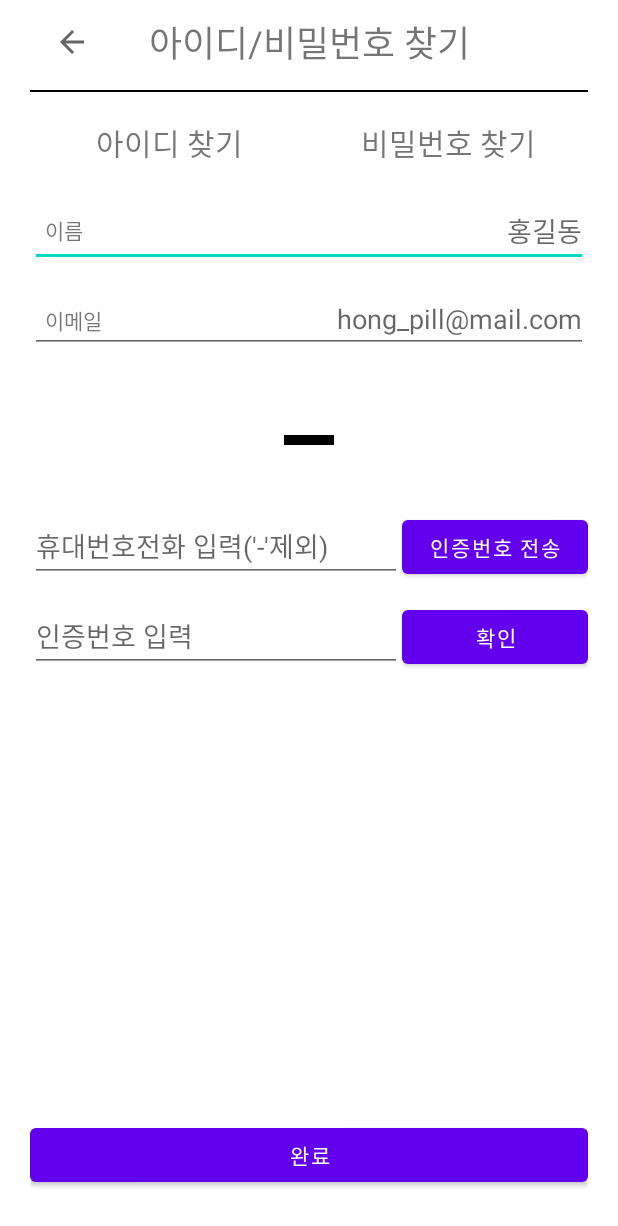
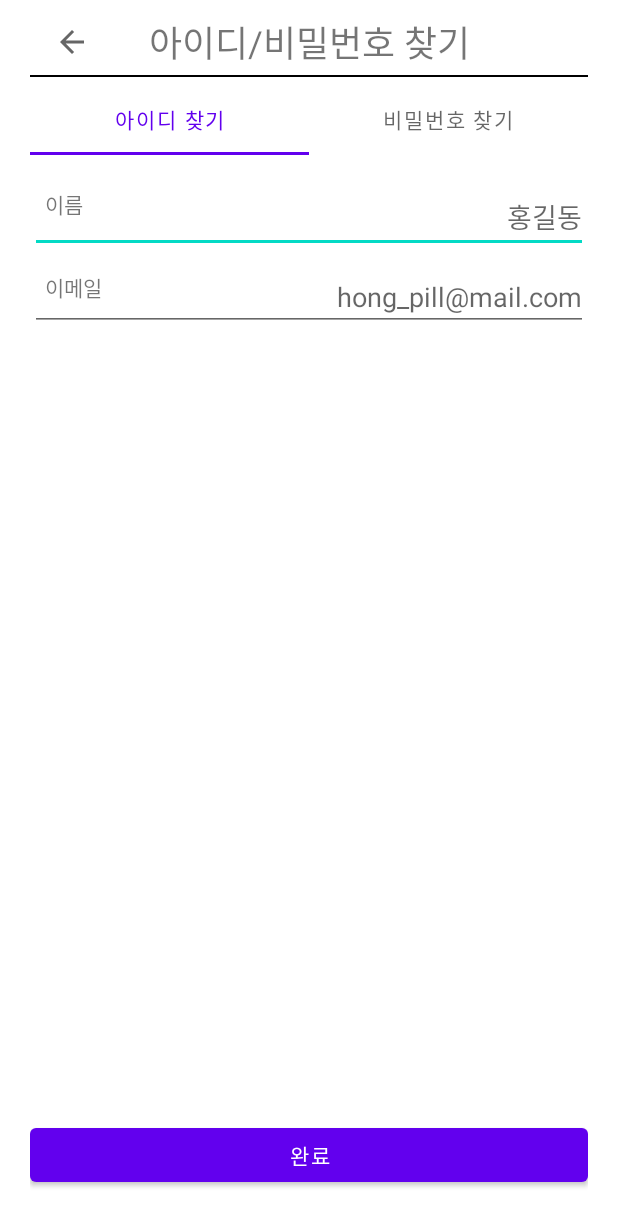
Before and after one commit to teamcadi/project-android-careapp, an Android app: the FindIdAndPwActivity screen opened directly, with no data from a screen before it, on a phone screen of 412 x 824 dp. Shown: the top 1226 px of the screen. Run offline under Robolectric (Android 15) with nearby library versions, the phone set to English and light mode, and no system bars.

Commit message:
Update: FindIdAndPwActivity 뷰 수정

```diff
--- a/app/src/main/java/kr/teamcadi/myapa/FindIdAndPwActivity.java
+++ b/app/src/main/java/kr/teamcadi/myapa/FindIdAndPwActivity.java
@@ -5,20 +5,85 @@ import androidx.appcompat.widget.Toolbar;
 
 import android.os.Bundle;
 import android.view.MenuItem;
+import android.view.View;
+import android.widget.Button;
+import android.widget.EditText;
+
+import com.google.android.material.tabs.TabLayout;
 
 // 화면 설명 : 아이디/비밀번호 찾기 화면
-// Author : Soohyun, Last Modified : 2020.12.27
+// Author : Soohyun, Last Modified : 2020.12.31
 public class FindIdAndPwActivity extends AppCompatActivity {
+    Toolbar toolbar;
+    TabLayout tabLayout;
+    View view_line;
+    EditText ev_phoneNumber;
+    Button btn_send_certificationNumber;
+    EditText ev_certificationNumber;
+    Button btn_indentify_certifiationNumber;
 
     @Override
     protected void onCreate(Bundle savedInstanceState) {
         super.onCreate(savedInstanceState);
         setContentView(R.layout.activity_find_id_and_pw);
 
-        Toolbar toolbar = (Toolbar)findViewById(R.id.toolbar);
+        // toolbar 설정
+        toolbar = (Toolbar)findViewById(R.id.toolbar);
         setSupportActionBar(toolbar);
         getSupportActionBar().setDisplayShowTitleEnabled(false); //기본 타이틀 삭제
         getSupportActionBar().setDisplayHomeAsUpEnabled(true); //back버튼
+
+        view_line = (View)findViewById(R.id.view_line);
+        ev_phoneNumber = (EditText)findViewById(R.id.ev_phoneNumber);
+        btn_send_certificationNumber = (Button)findViewById(R.id.btn_send_certificationNumber);
+        ev_certificationNumber = (EditText)findViewById(R.id.ev_certificationNumber);
+        btn_indentify_certifiationNumber = (Button)findViewById(R.id.btn_indentify_certificationNumber);
+
+        view_line.setVisibility(View.INVISIBLE);
+        ev_phoneNumber.setVisibility(View.INVISIBLE);
+        btn_send_certificationNumber.setVisibility(View.INVISIBLE);
+        ev_certificationNumber.setVisibility(View.INVISIBLE);
+        btn_indentify_certifiationNumber.setVisibility(View.INVISIBLE);
+
+        // tab 설정
+        tabLayout = (TabLayout)findViewById(R.id.tab_layout);
+        tabLayout.addOnTabSelectedListener(new TabLayout.OnTabSelectedListener() {
+            @Override
+            public void onTabSelected(TabLayout.Tab tab) {
+                int pos = tab.getPosition();
+                changeTab(pos);
+            }
+
+            @Override
+            public void onTabUnselected(TabLayout.Tab tab) {
+
+            }
+
+            @Override
+            public void onTabReselected(TabLayout.Tab tab) {
+
+            }
+        });
+    }
+
+    // tab 전환시 동작
+    private void changeTab(int pos) {
+        switch (pos) {
+            case 0:
+                view_line.setVisibility(View.INVISIBLE);
+                ev_phoneNumber.setVisibility(View.INVISIBLE);
+                btn_send_certificationNumber.setVisibility(View.INVISIBLE);
+                ev_certificationNumber.setVisibility(View.INVISIBLE);
+                btn_indentify_certifiationNumber.setVisibility(View.INVISIBLE);
+                break;
+            case 1:
+                view_line.setVisibility(View.VISIBLE);
+                ev_phoneNumber.setVisibility(View.VISIBLE);
+                btn_send_certificationNumber.setVisibility(View.VISIBLE);
+                ev_certificationNumber.setVisibility(View.VISIBLE);
+                btn_indentify_certifiationNumber.setVisibility(View.VISIBLE);
+                break;
+        }
     }
 
     @Override
--- a/app/src/main/res/layout/activity_find_id_and_pw.xml
+++ b/app/src/main/res/layout/activity_find_id_and_pw.xml
@@ -27,35 +27,35 @@
         android:layout_width="match_parent"
         android:layout_height="2px"
         android:background="#000000"
-        android:layout_marginTop="60dp"/>
+        android:layout_marginTop="50dp"/>
 
-    <LinearLayout
+    <com.google.android.material.tabs.TabLayout
+        android:id="@+id/tab_layout"
         android:layout_width="match_parent"
         android:layout_height="wrap_content"
-        android:layout_marginTop="80dp">
+        android:layout_marginTop="55dp">
 
-        <TextView
-            android:layout_width="0dp"
+        <com.google.android.material.tabs.TabItem
+            android:layout_width="wrap_content"
             android:layout_height="wrap_content"
-            android:layout_weight="1"
-            android:gravity="center"
-            android:text="아이디 찾기"
-            android:textSize="20sp"/>
+            android:text="아이디 찾기"/>
 
-        <TextView
-            android:layout_width="0dp"
+        <com.google.android.material.tabs.TabItem
+            android:layout_width="wrap_content"
             android:layout_height="wrap_content"
-            android:layout_weight="1"
-            android:gravity="center"
-            android:text="비밀번호 찾기"
-            android:textSize="20sp"/>
+            android:text="비밀번호 찾기"/>
 
-    </LinearLayout>
+    </com.google.android.material.tabs.TabLayout>
+
+    <FrameLayout
+        android:layout_width="match_parent"
+        android:layout_height="match_parent"
+        android:layout_marginTop="115dp">
 
         <TextView
             android:layout_width="wrap_content"
             android:layout_height="wrap_content"
-        android:layout_marginTop="130dp"
+            android:layout_marginTop="10dp"
             android:layout_marginLeft="10dp"
             android:layout_alignBaseline="@id/ev_name"
             android:text="이름"/>
@@ -64,7 +64,7 @@
             android:id="@+id/ev_name"
             android:layout_width="match_parent"
             android:layout_height="wrap_content"
-        android:layout_marginTop="130dp"
+            android:layout_marginTop="5dp"
             android:inputType="textPersonName"
             android:hint="홍길동"
             android:gravity="right"/>
@@ -72,7 +72,7 @@
         <TextView
             android:layout_width="wrap_content"
             android:layout_height="wrap_content"
-        android:layout_marginTop="190dp"
+            android:layout_marginTop="65dp"
             android:layout_marginLeft="10dp"
             android:layout_alignBaseline="@id/ev_email"
             android:text="이메일"/>
@@ -81,22 +81,23 @@
             android:id="@+id/ev_email"
             android:layout_width="match_parent"
             android:layout_height="wrap_content"
-        android:layout_marginTop="190dp"
+            android:layout_marginTop="60dp"
             android:inputType="textEmailAddress"
             android:hint="hong_pill@mail.com"
             android:gravity="right"/>
 
         <View
+            android:id="@+id/view_line"
             android:layout_width="50px"
             android:layout_height="10px"
             android:background="#000000"
-        android:layout_marginTop="290dp"
-        android:layout_centerHorizontal="true"/>
+            android:layout_marginTop="155dp"
+            android:layout_gravity="center_horizontal"/>
 
         <LinearLayout
             android:layout_width="match_parent"
             android:layout_height="wrap_content"
-        android:layout_marginTop="340dp"
+            android:layout_marginTop="205dp"
             android:orientation="horizontal">
 
             <EditText
@@ -119,7 +120,7 @@
         <LinearLayout
             android:layout_width="match_parent"
             android:layout_height="wrap_content"
-        android:layout_marginTop="400dp"
+            android:layout_marginTop="265dp"
             android:orientation="horizontal">
 
             <EditText
@@ -131,7 +132,7 @@
                 android:hint="인증번호 입력"/>
 
             <Button
-            android:id="@+id/btn_indentify_certifiationNumber"
+                android:id="@+id/btn_indentify_certificationNumber"
                 android:layout_width="0dp"
                 android:layout_height="wrap_content"
                 android:layout_weight="1"
@@ -143,8 +144,10 @@
             android:id="@+id/btn_finish"
             android:layout_width="match_parent"
             android:layout_height="wrap_content"
-        android:layout_alignParentBottom="true"
+            android:layout_gravity="bottom"
             android:layout_marginBottom="30dp"
             android:text="완료"/>
 
+    </FrameLayout>
+
 </RelativeLayout>
```
Lines whose indentation alone changed are shown as unchanged.
